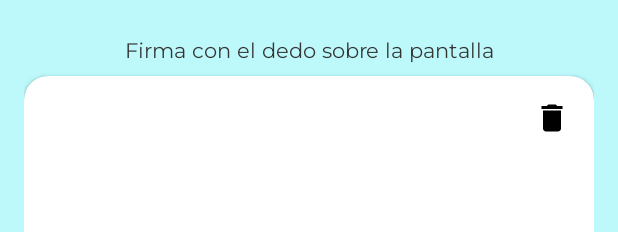
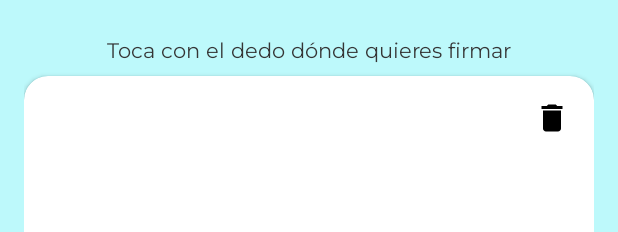
Before and after one commit to chemecador/SignPDF, an Android app: the layout dialog_signature.xml on its own in the app's theme, with its tools: preview values and no code run, on a phone screen of 412 x 824 dp. Shown: the top 232 px of the screen. Run offline under Robolectric (Android 15) with nearby library versions, the phone set to English and light mode, and no system bars.

Commit message:
Update strings.xml

```diff
--- a/app/src/main/res/values/strings.xml
+++ b/app/src/main/res/values/strings.xml
@@ -15,7 +15,7 @@
     <string name="pencil_mode">Firma con lápiz</string>
 
     <!-- Hints -->
-    <string name="title_sign">Firma con el dedo sobre la pantalla</string>
+    <string name="title_sign">Toca con el dedo dónde quieres firmar</string>
     <string name="view_pdf">Visualizar PDF</string>
 
     <!-- File -->
```
